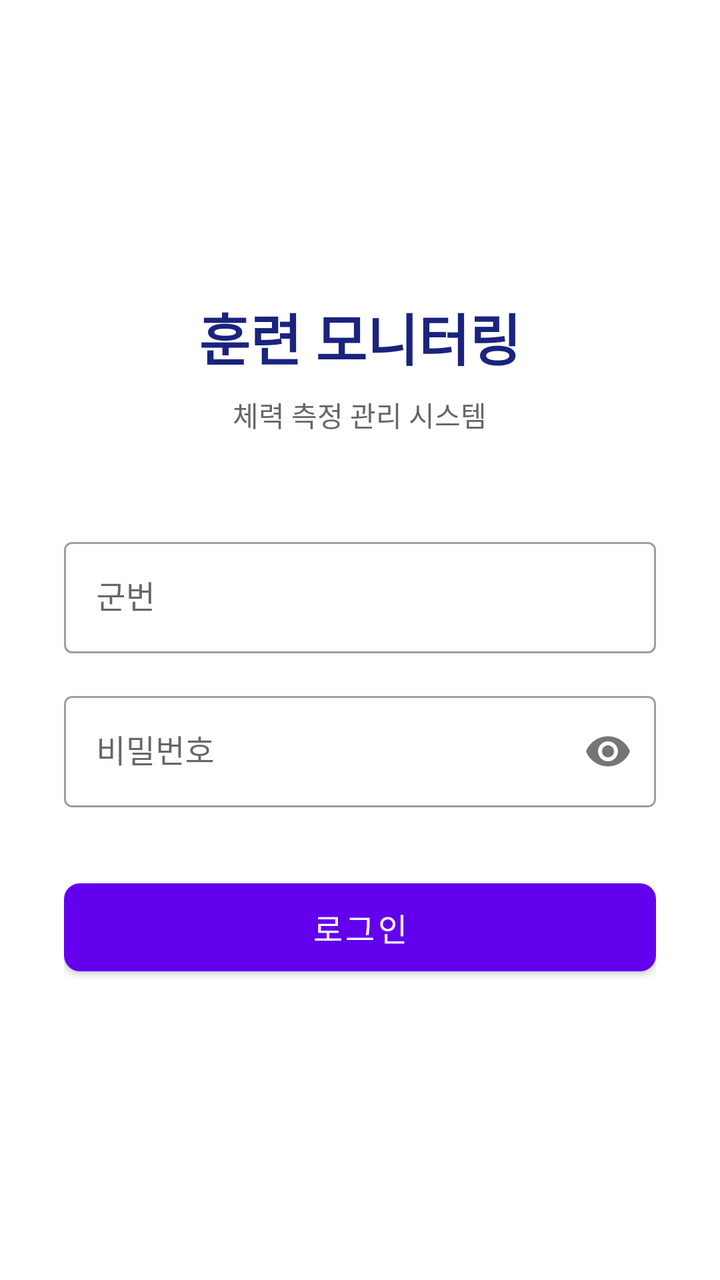
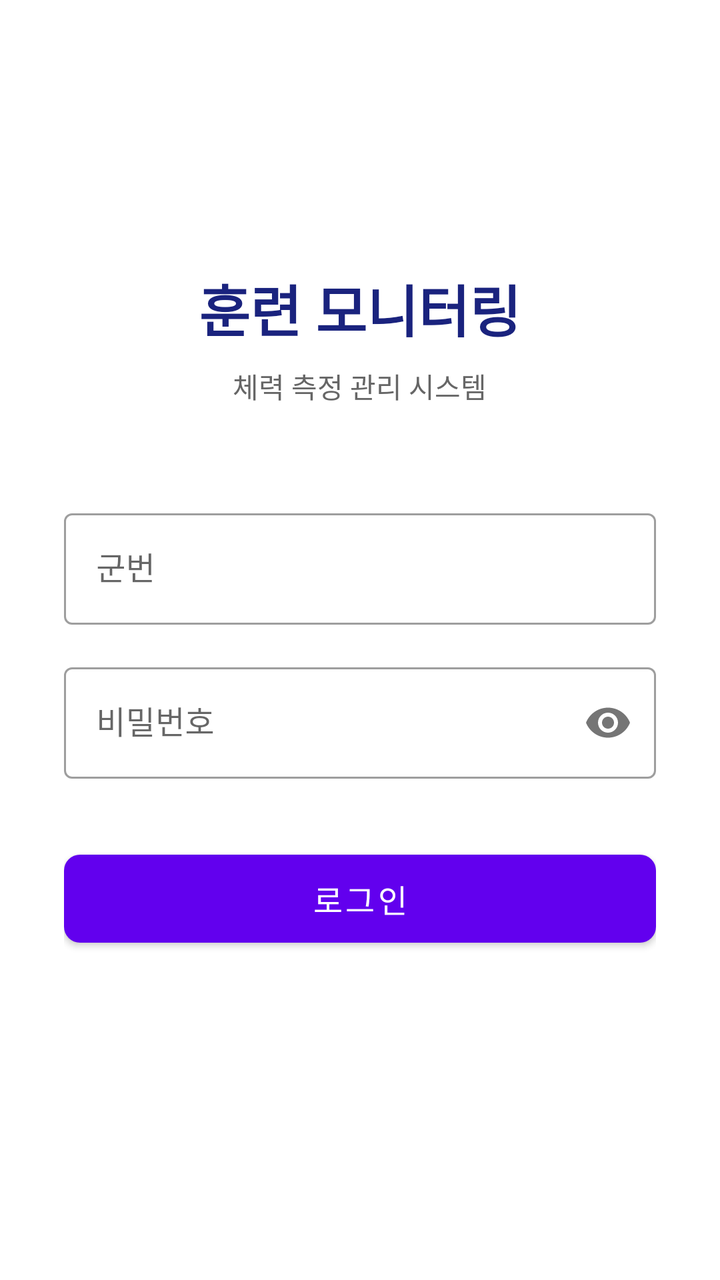

Before-and-after screenshots of an Android layout around one commit, followed by the original layout XML and the change that was made.
<!-- AndroidManifest.xml: application theme Theme.MaterialComponents.Light.NoActionBar -->
<!-- res/layout/activity_login.xml -->
<?xml version="1.0" encoding="utf-8"?>
<LinearLayout xmlns:android="http://schemas.android.com/apk/res/android"
    android:layout_width="match_parent"
    android:layout_height="match_parent"
    android:orientation="vertical"
    android:gravity="center"
    android:padding="32dp"
    android:background="@color/white">

    <TextView
        android:layout_width="wrap_content"
        android:layout_height="wrap_content"
        android:text="훈련 모니터링"
        android:textSize="28sp"
        android:textStyle="bold"
        android:textColor="#1A237E"
        android:layout_marginBottom="8dp"/>

    <TextView
        android:layout_width="wrap_content"
        android:layout_height="wrap_content"
        android:text="체력 측정 관리 시스템"
        android:textSize="14sp"
        android:textColor="#666666"
        android:layout_marginBottom="48dp"/>

    <com.google.android.material.textfield.TextInputLayout
        android:layout_width="match_parent"
        android:layout_height="wrap_content"
        android:hint="군번"
        style="@style/Widget.MaterialComponents.TextInputLayout.OutlinedBox"
        android:layout_marginBottom="16dp">

        <com.google.android.material.textfield.TextInputEditText
            android:id="@+id/etMilitaryId"
            android:layout_width="match_parent"
            android:layout_height="wrap_content"
            android:inputType="text"
            android:imeOptions="actionNext"/>
    </com.google.android.material.textfield.TextInputLayout>

    <com.google.android.material.textfield.TextInputLayout
        android:layout_width="match_parent"
        android:layout_height="wrap_content"
        android:hint="비밀번호"
        style="@style/Widget.MaterialComponents.TextInputLayout.OutlinedBox"
        app:passwordToggleEnabled="true"
        android:layout_marginBottom="32dp"
        xmlns:app="http://schemas.android.com/apk/res-auto">

        <com.google.android.material.textfield.TextInputEditText
            android:id="@+id/etPassword"
            android:layout_width="match_parent"
            android:layout_height="wrap_content"
            android:inputType="textPassword"
            android:imeOptions="actionDone"/>
    </com.google.android.material.textfield.TextInputLayout>

    <com.google.android.material.button.MaterialButton
        android:id="@+id/btnLogin"
        android:layout_width="match_parent"
        android:layout_height="56dp"
        android:text="로그인"
        android:textSize="16sp"
        app:cornerRadius="8dp"
        xmlns:app="http://schemas.android.com/apk/res-auto"/>

    <ProgressBar
        android:id="@+id/progressBar"
        android:layout_width="wrap_content"
        android:layout_height="wrap_content"
        android:layout_marginTop="16dp"
        android:visibility="gone"/>

</LinearLayout>
<!-- resources referenced by this layout -->
<resources>
  <color name="white">#FFFFFFFF</color>
</resources>

<!-- the commit's change to res/layout/activity_login.xml (unified diff, before → after) -->
@@ -13,15 +13,14 @@
         android:text="훈련 모니터링"
         android:textSize="28sp"
         android:textStyle="bold"
-        android:textColor="#1A237E"
+        android:textColor="@color/brand_primary"
         android:layout_marginBottom="8dp"/>
-
     <TextView
         android:layout_width="wrap_content"
         android:layout_height="wrap_content"
         android:text="체력 측정 관리 시스템"
         android:textSize="14sp"
-        android:textColor="#666666"
+        android:textColor="@color/text_secondary"
         android:layout_marginBottom="48dp"/>
 
     <com.google.android.material.textfield.TextInputLayout
@@ -72,4 +71,11 @@
         android:layout_marginTop="16dp"
         android:visibility="gone"/>
 
+    <TextView
+        android:id="@+id/tvMsg"
+        android:layout_width="match_parent"
+        android:layout_height="wrap_content"
+        android:layout_marginTop="10dp"
+        android:text="" />
+
 </LinearLayout>
<!-- resource entries referenced after the edit -->
@@ -1,5 +1,7 @@
 <!-- resources referenced by this layout -->
 <resources>
+  <color name="brand_primary">#FF1A237E</color>
+  <color name="text_secondary">#FF666666</color>
   <color name="white">#FFFFFFFF</color>
 </resources>
 
